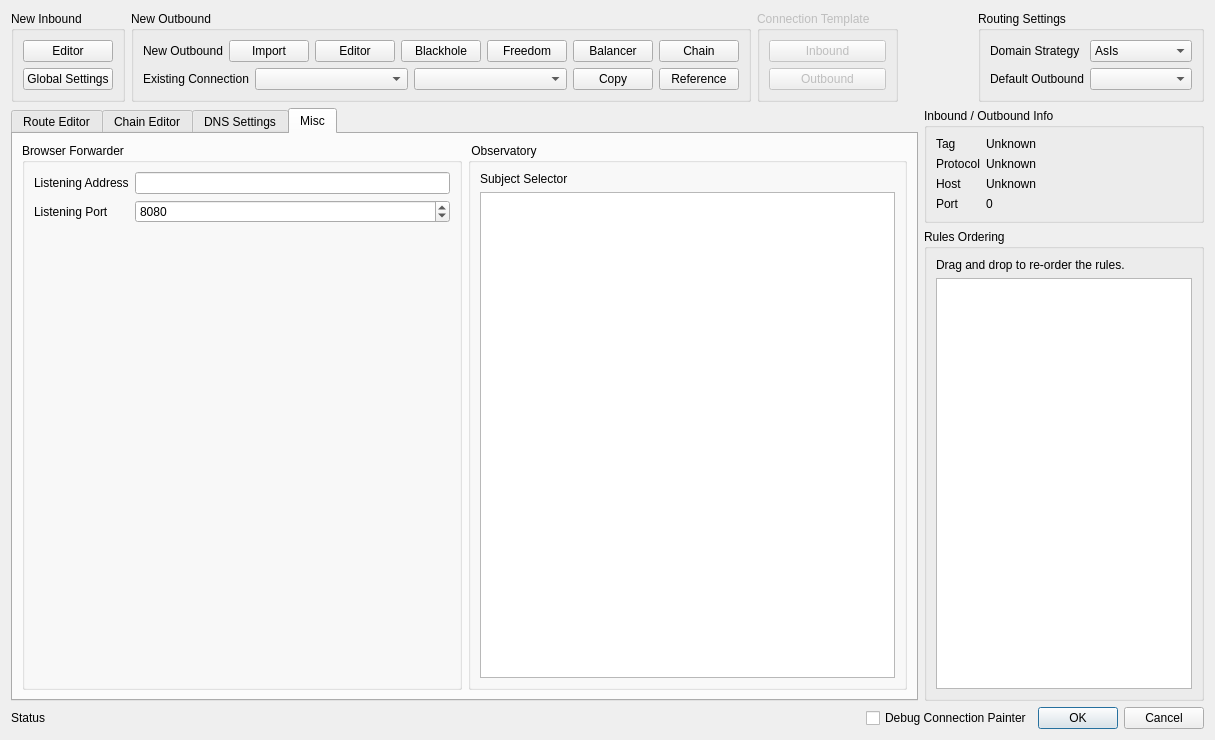
This is src/ui/widgets/editors/w_RoutesEditor.ui in Qv2ray/Qv2ray as Qt 5 draws it before an edit. The edited form follows.
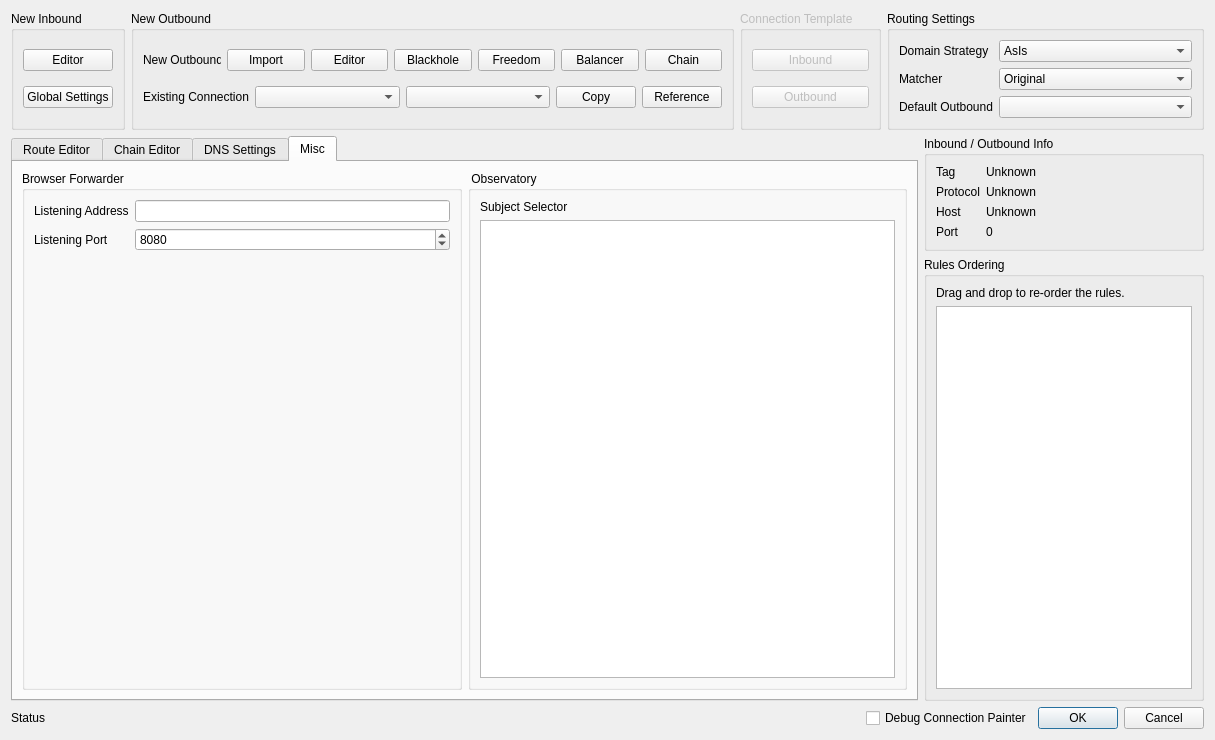
This is the edited form.

Commit message: complex config: domain matcher

```diff
--- a/src/ui/widgets/editors/w_RoutesEditor.ui
+++ b/src/ui/widgets/editors/w_RoutesEditor.ui
@@ -251,13 +251,34 @@
          </widget>
         </item>
         <item row="1" column="0">
+         <widget class="QLabel" name="label_13">
+          <property name="text">
+           <string>Matcher</string>
+          </property>
+         </widget>
+        </item>
+        <item row="1" column="1">
+         <widget class="QComboBox" name="domainMatcherCombo">
+          <item>
+           <property name="text">
+            <string>Original</string>
+           </property>
+          </item>
+          <item>
+           <property name="text">
+            <string>Minimal Perfect Hash Matcher</string>
+           </property>
+          </item>
+         </widget>
+        </item>
+        <item row="2" column="0">
          <widget class="QLabel" name="label_9">
           <property name="text">
            <string>Default Outbound</string>
           </property>
          </widget>
         </item>
-        <item row="1" column="1">
+        <item row="2" column="1">
          <widget class="QComboBox" name="defaultOutboundCombo">
           <property name="sizePolicy">
            <sizepolicy hsizetype="MinimumExpanding" vsizetype="Fixed">
```
The commit also changes 3 other files.
